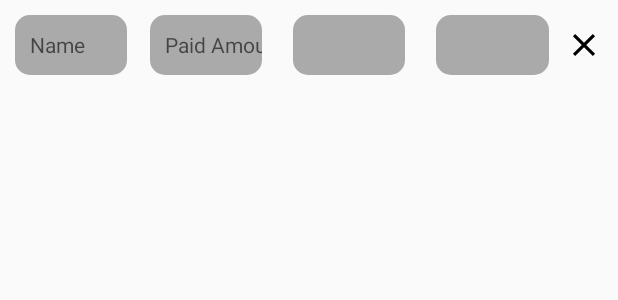
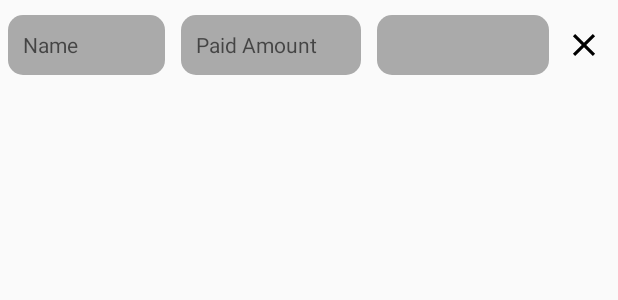
Before and after one commit to thinhlq170/Party-Calculator, an Android app: the layout row_add_member.xml on its own in the app's theme, with its tools: preview values and no code run, on a phone screen of 412 x 824 dp. Shown: the top 300 px of the screen. Run offline under Robolectric (Android 15) with nearby library versions, the phone set to English and light mode, and no system bars.

Commit message:
handle oversize textview change amount, scroll view list member

```diff
--- a/app/src/main/res/layout/row_add_member.xml
+++ b/app/src/main/res/layout/row_add_member.xml
@@ -11,7 +11,7 @@
 
     <EditText
         android:id="@+id/edit_member_name"
-        android:layout_marginStart="10dp"
+        android:layout_marginStart="5dp"
         android:layout_marginEnd="5dp"
         android:background="@drawable/round_grey"
         android:layout_weight="1"
@@ -19,14 +19,14 @@
         android:textSize="14sp"
         android:paddingStart="10dp"
         android:textColor="@color/black"
-        android:layout_width="0dp"
+        android:layout_width="20dp"
         android:layout_height="40dp"
         android:inputType="textPersonName"
         tools:ignore="RtlSymmetry" />
 
     <EditText
         android:id="@+id/edit_paid_amount"
-        android:layout_marginStart="10dp"
+        android:layout_marginStart="5dp"
         android:layout_marginEnd="5dp"
         android:background="@drawable/round_grey"
         android:layout_weight="1"
@@ -35,37 +35,27 @@
         android:textSize="14sp"
         android:paddingStart="10dp"
         android:textColor="@color/black"
-        android:layout_width="0dp"
-        android:layout_height="40dp"
-        tools:ignore="RtlSymmetry" />
-
-    <EditText
-        android:id="@+id/change_amount"
-        android:layout_marginStart="15dp"
-        android:layout_marginEnd="5dp"
-        android:background="@drawable/round_grey"
-        android:layout_weight="1"
-        android:textSize="14sp"
-        android:paddingStart="10dp"
-        android:textColor="@color/black"
-        android:layout_width="0dp"
+        android:layout_width="35dp"
         android:layout_height="40dp"
         tools:ignore="RtlSymmetry" />
 
     <TextView
-        android:id="@+id/join_date"
-        android:layout_marginStart="15dp"
+        android:id="@+id/change_amount"
+        android:layout_marginStart="5dp"
         android:layout_marginEnd="5dp"
         android:background="@drawable/round_grey"
         android:layout_weight="1"
+        android:paddingStart="10dp"
+        android:gravity="center_vertical"
         android:textSize="14sp"
-        android:paddingStart="10dp"
         android:textColor="@color/black"
-        android:layout_width="0dp"
+        android:layout_width="30dp"
         android:layout_height="40dp"
-        android:layout_marginTop="-10dp"
-        tools:ignore="RtlSymmetry" />
-
+        android:paddingEnd="10dip"
+        android:clickable="true"
+        android:onClick="onClick"
+        android:singleLine="true"
+        android:focusable="true" />
 
     <ImageView
         android:id="@+id/image_remove"
```
Also changed, not shown: app/src/main/java/com/example/partycalculator/AddActivity.java (+51 -25 lines), app/src/main/res/layout/activity_add.xml (+25 -33 lines), app/src/main/res/layout/popup_window.xml (added, +16 -0 lines).
